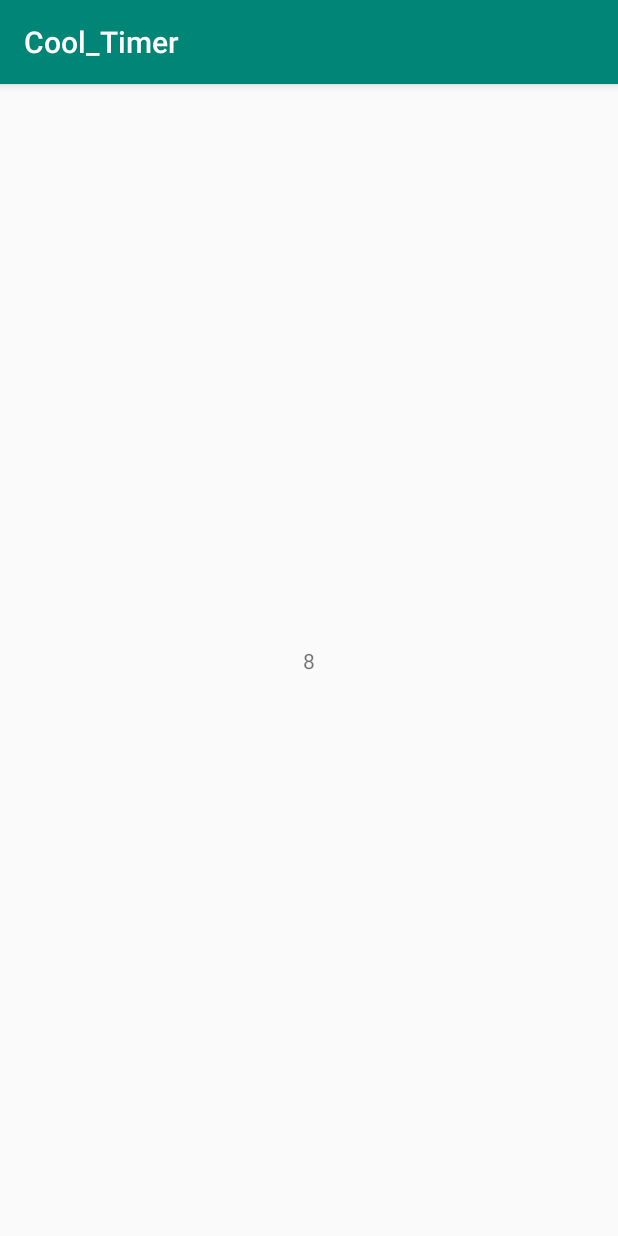
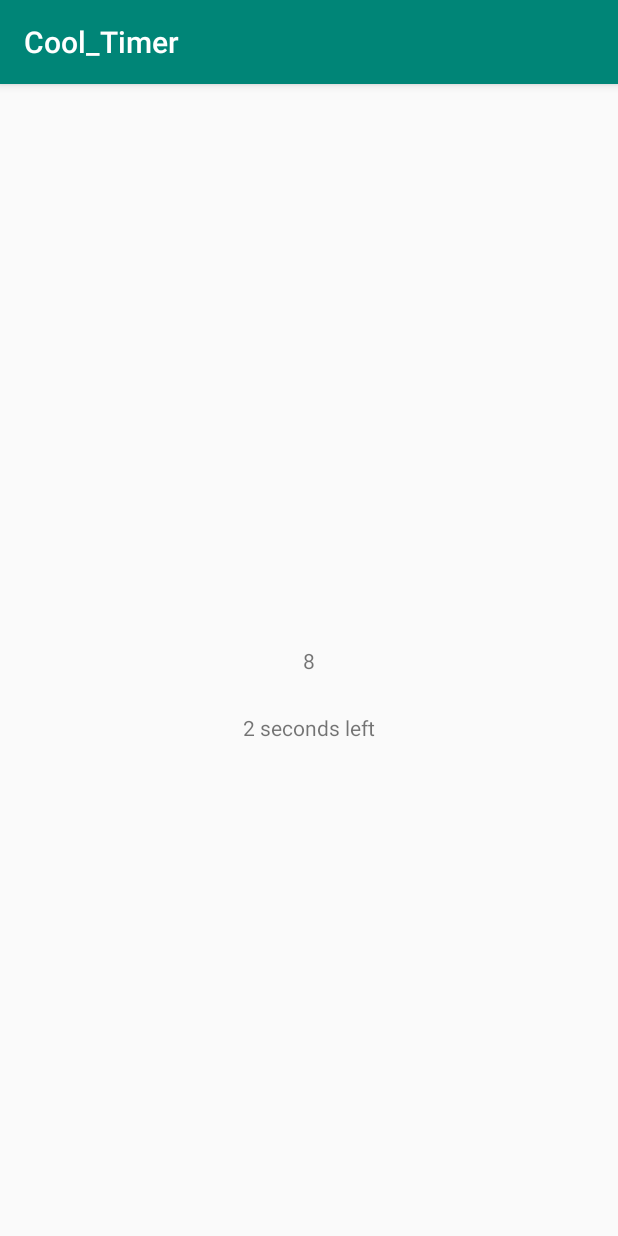
Before and after one commit to eryabyshev/android_study, an Android app: the screen it shows after launch (MainActivity), on a phone screen of 412 x 824 dp. Run offline under Robolectric (Android 15) with nearby library versions, the phone set to English and light mode, and no system bars.

Commit message:
count down timer

```diff
--- a/Cool_Timer/app/src/main/java/ru/evgeny/cool_timer/MainActivity.java
+++ b/Cool_Timer/app/src/main/java/ru/evgeny/cool_timer/MainActivity.java
@@ -3,8 +3,8 @@ package ru.evgeny.cool_timer;
 import androidx.appcompat.app.AppCompatActivity;
 
 import android.os.Bundle;
+import android.os.CountDownTimer;
 import android.os.Handler;
-import android.view.View;
 import android.widget.TextView;
 
 public class MainActivity extends AppCompatActivity {
@@ -14,23 +14,45 @@ public class MainActivity extends AppCompatActivity {
         super.onCreate(savedInstanceState);
         setContentView(R.layout.activity_main);
 
-        final TextView viewById = findViewById(R.id.counter);
+        final TextView viewById1 = findViewById(R.id.counter1);
+        final TextView viewById2 = findViewById(R.id.counter2);
+        Handler handler = new Handler();
+        handler.post(simpleTimer(viewById1, handler));
 
-        final Handler handler = new Handler();
+        getCountDownTimer(viewById2).start();
+    }
 
+    private Runnable simpleTimer(final TextView text, final Handler handler) {
         Runnable runnable = new Runnable() {
-
             int counter = 0;
             @Override
             public void run() {
-
-                viewById.setText(counter + "");
+                text.setText(counter + "");
                 handler.postDelayed(this, 1000);
                 counter++;
-
             }
         };
 
-        handler.post(runnable);
+        return runnable;
+    }
+
+    private CountDownTimer getCountDownTimer(final TextView text) {
+        CountDownTimer timer = new CountDownTimer(10000, 1000) {
+            int counter = 10;
+
+            @Override
+            public void onTick(long l) {
+                text.setText(counter + " seconds left");
+                counter--;
+            }
+
+            @Override
+            public void onFinish() {
+                text.setText(counter + " seconds left - Finish");
+            }
+        };
+
+        return timer;
+
     }
 }
--- a/Cool_Timer/app/src/main/res/layout/activity_main.xml
+++ b/Cool_Timer/app/src/main/res/layout/activity_main.xml
@@ -7,7 +7,7 @@
     tools:context=".MainActivity">
 
     <TextView
-        android:id="@+id/counter"
+        android:id="@+id/counter1"
         android:layout_width="wrap_content"
         android:layout_height="wrap_content"
         android:text="Hello World!"
@@ -16,4 +16,15 @@
         app:layout_constraintRight_toRightOf="parent"
         app:layout_constraintTop_toTopOf="parent" />
 
+    <TextView
+        android:id="@+id/counter2"
+        android:layout_width="wrap_content"
+        android:layout_height="wrap_content"
+        android:text="Hello World!"
+        app:layout_constraintBottom_toBottomOf="parent"
+        app:layout_constraintLeft_toLeftOf="parent"
+        app:layout_constraintRight_toRightOf="parent"
+        app:layout_constraintTop_toTopOf="parent"
+        app:layout_constraintVertical_bias="0.56" />
+
 </androidx.constraintlayout.widget.ConstraintLayout>
```
